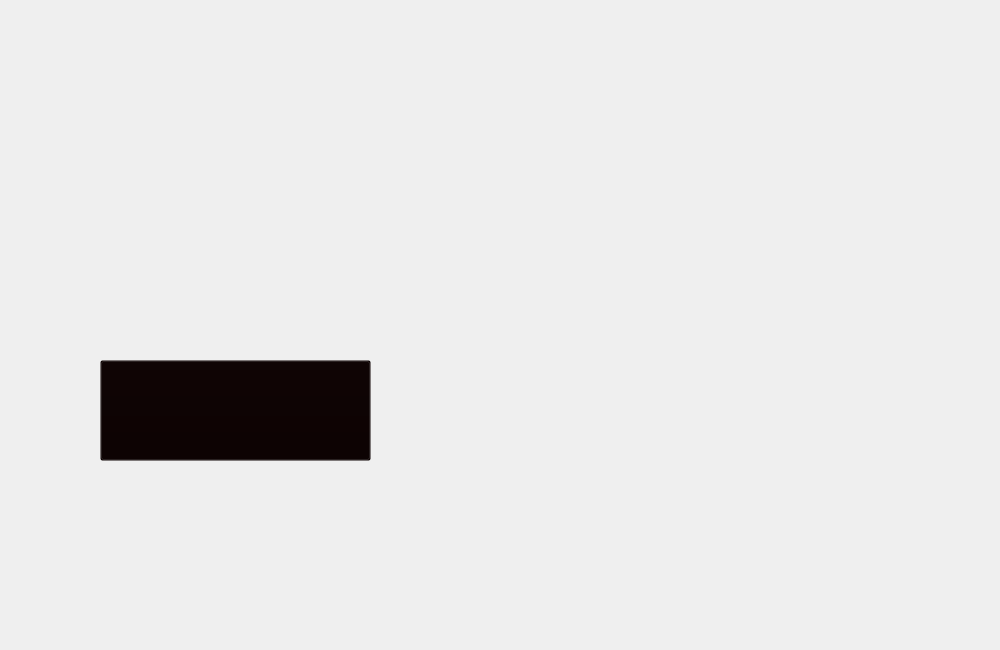
First picture: the form in fisheducation.ui, repository mtthwm/Educational-App, before the edit.
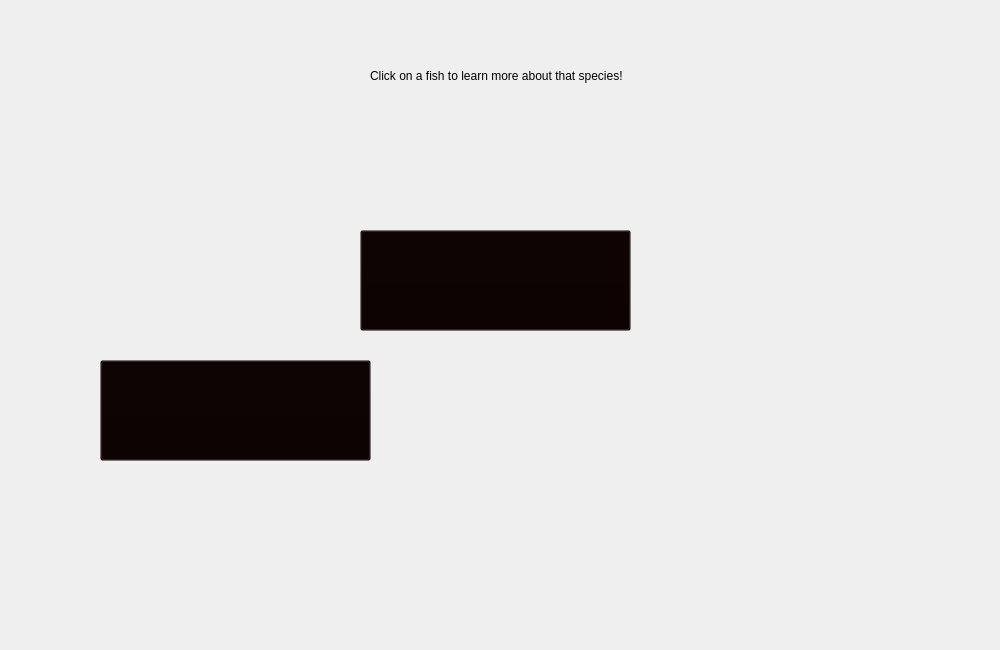
Second picture: the form after the edit. Icons and pictures are not drawn.

Commit message: connected sockeye education screen to main window

Diff of the .ui file:
```diff
--- a/fisheducation.ui
+++ b/fisheducation.ui
@@ -249,6 +249,35 @@
     <string/>
    </property>
   </widget>
+  <widget class="QPushButton" name="sockeyeButton">
+   <property name="geometry">
+    <rect>
+     <x>360</x>
+     <y>230</y>
+     <width>271</width>
+     <height>101</height>
+    </rect>
+   </property>
+   <property name="styleSheet">
+    <string notr="true">background-color: rgba(10, 0, 0, 0);</string>
+   </property>
+   <property name="text">
+    <string/>
+   </property>
+  </widget>
+  <widget class="QLabel" name="label">
+   <property name="geometry">
+    <rect>
+     <x>370</x>
+     <y>55</y>
+     <width>291</width>
+     <height>41</height>
+    </rect>
+   </property>
+   <property name="text">
+    <string>Click on a fish to learn more about that species!</string>
+   </property>
+  </widget>
  </widget>
  <resources/>
  <connections/>
```
Left out of the diff: 24 changed lines with no effect on the pictures. The commit also changes 7 other files.
